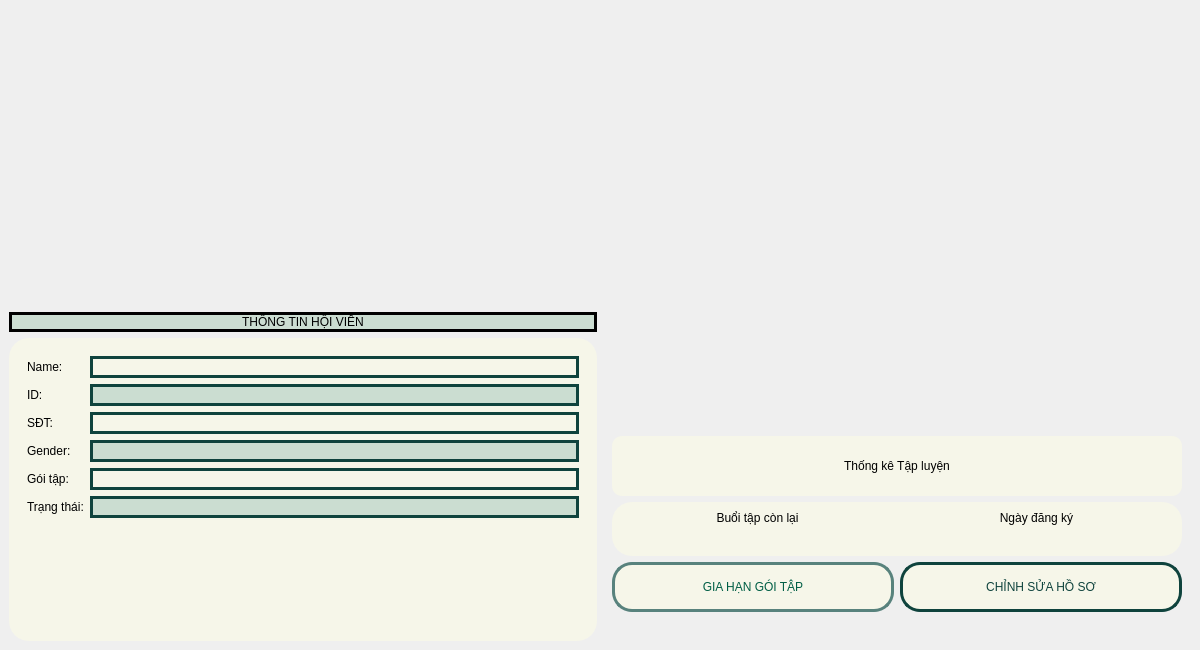
Qt form ui/member/MemberMainWindow.ui (nguyenbphan12001-rimzy/Do-an-cuoi-ki-Nhom8_KTLT) before a commit.
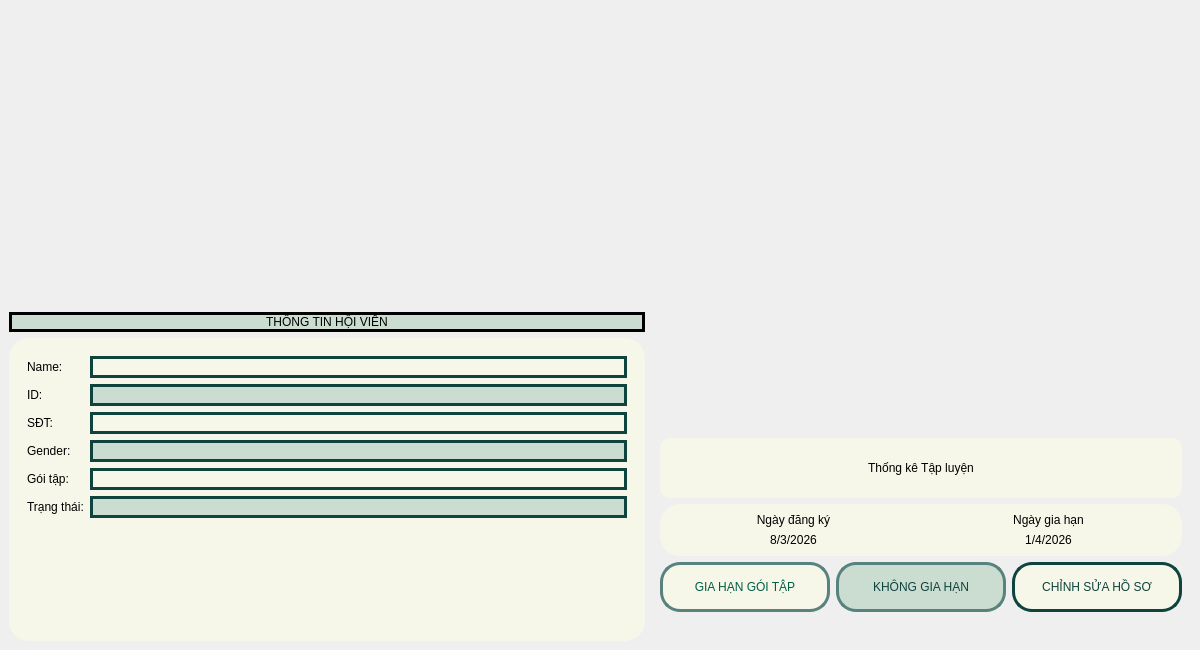
The same form after that commit. Icons and pictures are not drawn.

Commit message: update member json

The edit to the form file:
```diff
--- a/ui/member/MemberMainWindow.ui
+++ b/ui/member/MemberMainWindow.ui
@@ -259,7 +259,7 @@
                      <string notr="true">font: 10pt &quot;MS Shell Dlg 2&quot;;</string>
                     </property>
                     <property name="text">
-                     <string>Buổi tập còn lại</string>
+                     <string>Ngày đăng ký</string>
                     </property>
                     <property name="alignment">
                      <set>Qt::AlignCenter</set>
@@ -272,7 +272,7 @@
                      <string notr="true">font: 10pt &quot;MS Shell Dlg 2&quot;;</string>
                     </property>
                     <property name="text">
-                     <string>Ngày đăng ký</string>
+                     <string>Ngày gia hạn</string>
                     </property>
                     <property name="alignment">
                      <set>Qt::AlignCenter</set>
@@ -280,17 +280,29 @@
                    </widget>
                   </item>
                   <item row="1" column="0">
-                   <widget class="QLineEdit" name="lineEdit_7">
+                   <widget class="QLabel" name="labelNgayDKy">
                     <property name="styleSheet">
                      <string notr="true">font: 87 10pt &quot;Noto Sans HK Black&quot;;</string>
                     </property>
+                    <property name="text">
+                     <string>8/3/2026</string>
+                    </property>
+                    <property name="alignment">
+                     <set>Qt::AlignCenter</set>
+                    </property>
                    </widget>
                   </item>
                   <item row="1" column="1">
-                   <widget class="QLineEdit" name="lineEdit_8">
+                   <widget class="QLabel" name="labelNgayGiahan">
                     <property name="styleSheet">
                      <string notr="true">font: 87 10pt &quot;Noto Sans HK Black&quot;;</string>
                     </property>
+                    <property name="text">
+                     <string>1/4/2026</string>
+                    </property>
+                    <property name="alignment">
+                     <set>Qt::AlignCenter</set>
+                    </property>
                    </widget>
                   </item>
                  </layout>
@@ -339,7 +351,39 @@
               </widget>
              </item>
              <item>
-              <widget class="QPushButton" name="pushButtonAdmin">
+              <widget class="QPushButton" name="pushButtonKhonggiahan">
+               <property name="minimumSize">
+                <size>
+                 <width>170</width>
+                 <height>50</height>
+                </size>
+               </property>
+               <property name="maximumSize">
+                <size>
+                 <width>16777215</width>
+                 <height>16777215</height>
+                </size>
+               </property>
+               <property name="styleSheet">
+                <string notr="true">color:#0f433d;
+background-color: #cbddd1;
+font: 12pt &quot;MS Shell Dlg 2&quot;;
+border-radius: 20px;
+border: 3px solid  #58827d;</string>
+               </property>
+               <property name="text">
+                <string>KHÔNG GIA HẠN</string>
+               </property>
+               <property name="iconSize">
+                <size>
+                 <width>30</width>
+                 <height>50</height>
+                </size>
+               </property>
+              </widget>
+             </item>
+             <item>
+              <widget class="QPushButton" name="pushButtonChinh">
                <property name="minimumSize">
                 <size>
                  <width>170</width>
```
Left out of the diff: 14 changed lines with no effect on the pictures. The commit also changes 11 other files.
